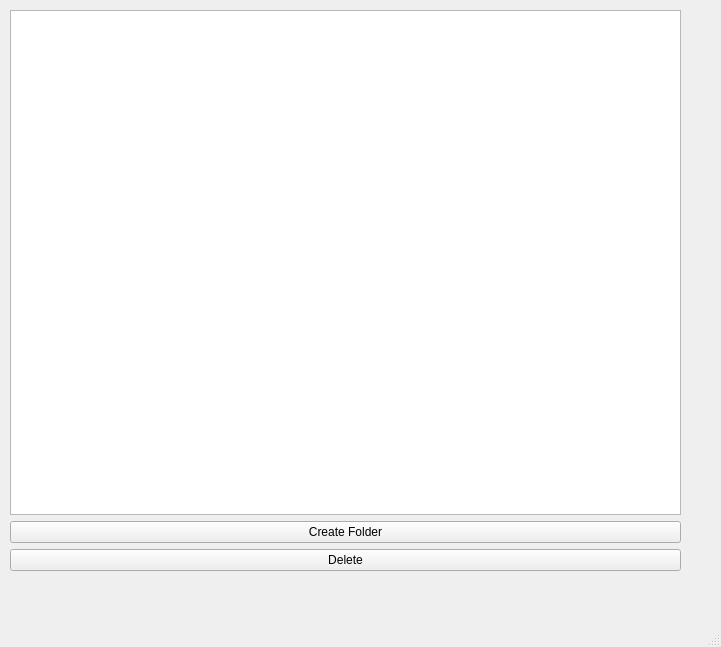
First picture: the form in mainwindow.ui, repository brennanafrank/EasyDraft, before the edit.
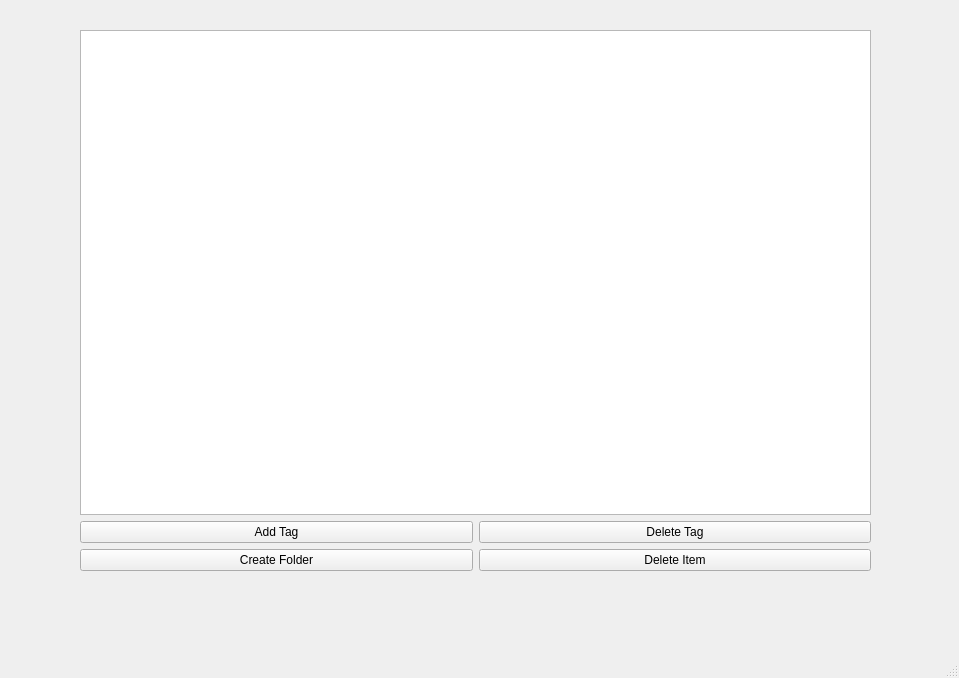
Second picture: the form after the edit.

The edit to the form file:
```diff
--- a/mainwindow.ui
+++ b/mainwindow.ui
@@ -6,8 +6,8 @@
    <rect>
     <x>0</x>
     <y>0</y>
-    <width>721</width>
-    <height>647</height>
+    <width>959</width>
+    <height>678</height>
    </rect>
   </property>
   <property name="windowTitle">
@@ -17,10 +17,10 @@
    <widget class="QWidget" name="verticalLayoutWidget">
     <property name="geometry">
      <rect>
-      <x>10</x>
-      <y>10</y>
-      <width>671</width>
-      <height>561</height>
+      <x>80</x>
+      <y>30</y>
+      <width>791</width>
+      <height>541</height>
      </rect>
     </property>
     <layout class="QVBoxLayout" name="verticalLayout">
@@ -28,6 +28,26 @@
       <widget class="QTreeView" name="pathViewer"/>
      </item>
      <item>
+      <layout class="QHBoxLayout" name="horizontalLayout_4">
+       <item>
+        <widget class="QPushButton" name="addTagButton">
+         <property name="text">
+          <string>Add Tag</string>
+         </property>
+        </widget>
+       </item>
+       <item>
+        <widget class="QPushButton" name="deleteTagButton">
+         <property name="text">
+          <string>Delete Tag</string>
+         </property>
+        </widget>
+       </item>
+      </layout>
+     </item>
+     <item>
+      <layout class="QHBoxLayout" name="horizontalLayout_2">
+       <item>
       <widget class="QPushButton" name="createFolderButton">
        <property name="text">
         <string>Create Folder</string>
@@ -37,9 +57,11 @@
      <item>
       <widget class="QPushButton" name="deleteItemButton">
        <property name="text">
-        <string>Delete</string>
-       </property>
-      </widget>
+          <string>Delete Item</string>
+         </property>
+        </widget>
+       </item>
+      </layout>
      </item>
     </layout>
    </widget>
```
Left out of the diff: 2 changed lines with no effect on the pictures. Lines whose indentation alone changed are shown as unchanged.
